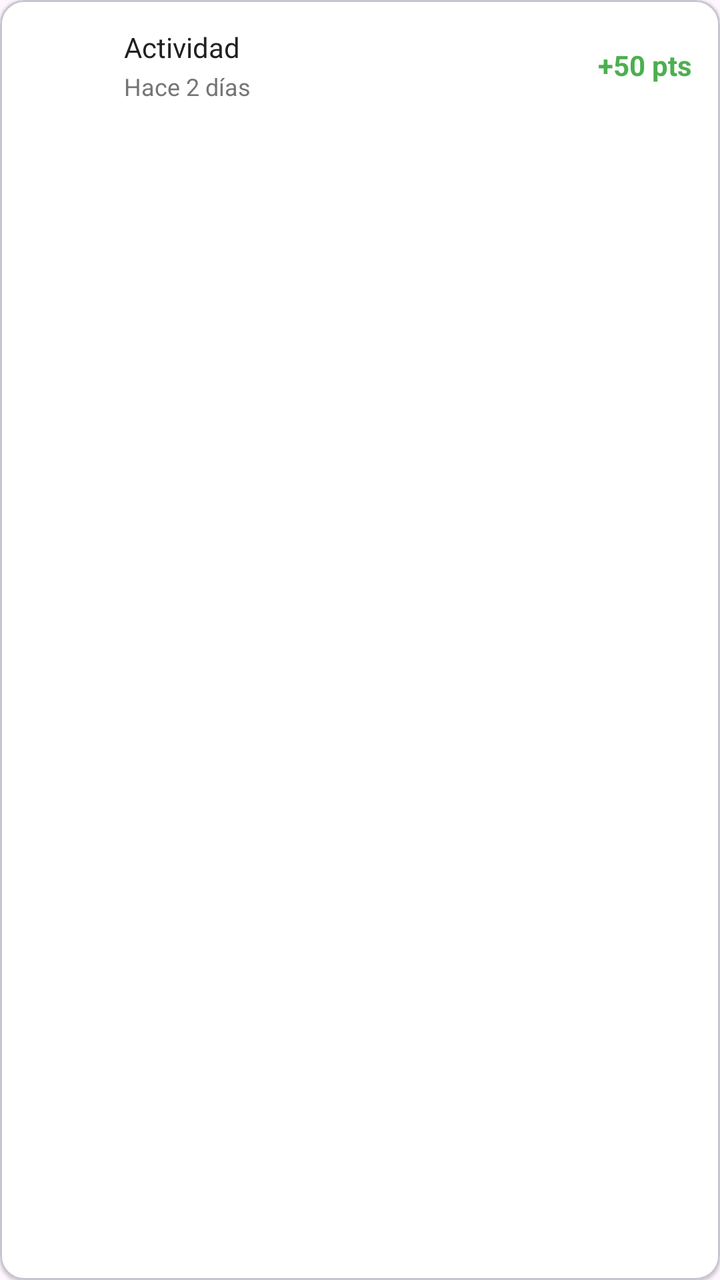
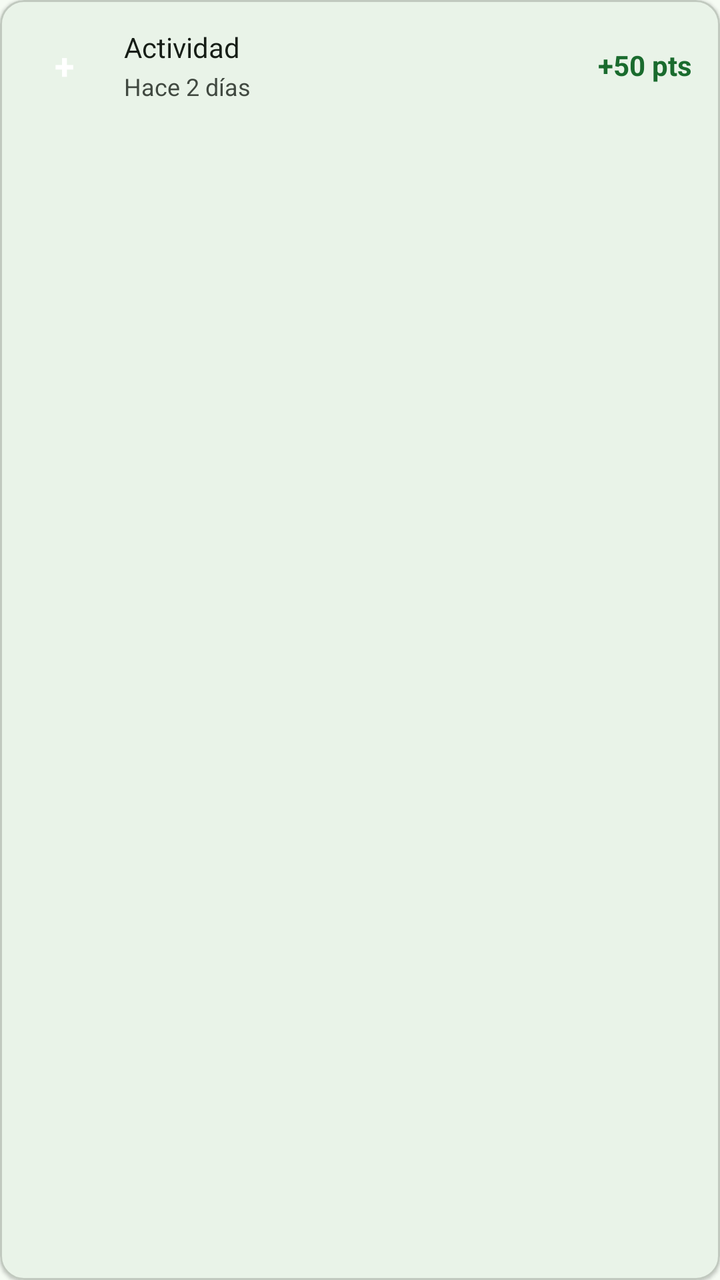

The first picture is an Android layout as it rendered before a commit; the second is the same layout after the commit. The layout source and the unified diff follow.
<!-- AndroidManifest.xml: application theme Theme.Guander -->
<!-- res/layout/item_reward_history.xml -->
﻿<?xml version="1.0" encoding="utf-8"?>
<com.google.android.material.card.MaterialCardView
    xmlns:android="http://schemas.android.com/apk/res/android"
    xmlns:app="http://schemas.android.com/apk/res-auto"
    android:layout_width="match_parent"
    android:layout_height="wrap_content"
    android:layout_marginBottom="6dp"
    app:cardCornerRadius="12dp"
    app:cardElevation="1dp"
    app:cardBackgroundColor="@color/white">

    <LinearLayout
        android:layout_width="match_parent"
        android:layout_height="wrap_content"
        android:orientation="horizontal"
        android:padding="14dp"
        android:gravity="center_vertical">

        
        <TextView
            android:id="@+id/tv_history_icon"
            android:layout_width="36dp"
            android:layout_height="36dp"
            android:gravity="center"
            android:text="+"
            android:textSize="18sp"
            android:textStyle="bold"
            android:textColor="@color/white" />

        
        <LinearLayout
            android:layout_width="0dp"
            android:layout_height="wrap_content"
            android:layout_weight="1"
            android:orientation="vertical"
            android:layout_marginStart="12dp">

            <TextView
                android:id="@+id/tv_history_name"
                android:layout_width="wrap_content"
                android:layout_height="wrap_content"
                android:text="Actividad"
                android:textSize="14sp"
                android:textColor="#212121" />

            <TextView
                android:id="@+id/tv_history_date"
                android:layout_width="wrap_content"
                android:layout_height="wrap_content"
                android:text="Hace 2 días"
                android:textSize="12sp"
                android:textColor="@color/text_secondary"
                android:layout_marginTop="2dp" />
        </LinearLayout>

        
        <TextView
            android:id="@+id/tv_history_points"
            android:layout_width="wrap_content"
            android:layout_height="wrap_content"
            android:text="+50 pts"
            android:textSize="14sp"
            android:textStyle="bold"
            android:textColor="@color/green_light" />
    </LinearLayout>
</com.google.android.material.card.MaterialCardView>
<!-- resources referenced by this layout -->
<resources>
  <color name="green_light">#4CAF50</color>
  <color name="text_secondary">#757575</color>
  <color name="white">#FFFFFFFF</color>
  <style name="Theme.Guander" parent="Base.Theme.Guander" />
  <style name="Base.Theme.Guander" parent="Theme.Material3.DayNight.NoActionBar">
          
          
      </style>
</resources>

<!-- the commit's change to res/layout/item_reward_history.xml (unified diff, before → after) -->
@@ -7,7 +7,7 @@
     android:layout_marginBottom="6dp"
     app:cardCornerRadius="12dp"
     app:cardElevation="1dp"
-    app:cardBackgroundColor="@color/white">
+    app:cardBackgroundColor="?attr/colorSurface">
 
     <LinearLayout
         android:layout_width="match_parent"
@@ -41,7 +41,7 @@
                 android:layout_height="wrap_content"
                 android:text="Actividad"
                 android:textSize="14sp"
-                android:textColor="#212121" />
+                android:textColor="?attr/colorOnSurface" />
 
             <TextView
                 android:id="@+id/tv_history_date"
@@ -61,6 +61,6 @@
             android:text="+50 pts"
             android:textSize="14sp"
             android:textStyle="bold"
-            android:textColor="@color/green_light" />
+            android:textColor="?attr/colorPrimary" />
     </LinearLayout>
 </com.google.android.material.card.MaterialCardView>
<!-- resource entries referenced after the edit -->
@@ -1,12 +1,57 @@
 <!-- resources referenced by this layout -->
 <resources>
-  <color name="green_light">#4CAF50</color>
-  <color name="text_secondary">#757575</color>
+  <color name="text_secondary">@color/md_theme_on_surface_variant</color>
   <color name="white">#FFFFFFFF</color>
   <style name="Theme.Guander" parent="Base.Theme.Guander" />
-  <style name="Base.Theme.Guander" parent="Theme.Material3.DayNight.NoActionBar">
-          
-          
+  <color name="md_theme_on_surface_variant">#414941</color>
+  <style name="Base.Theme.Guander" parent="Theme.Material3.Light.NoActionBar">
+          <item name="colorPrimary">@color/md_theme_primary</item>
+          <item name="colorOnPrimary">@color/md_theme_on_primary</item>
+          <item name="colorPrimaryContainer">@color/md_theme_primary_container</item>
+          <item name="colorOnPrimaryContainer">@color/md_theme_on_primary_container</item>
+          <item name="colorSecondary">@color/md_theme_secondary</item>
+          <item name="colorOnSecondary">@color/md_theme_on_secondary</item>
+          <item name="colorSecondaryContainer">@color/md_theme_secondary_container</item>
+          <item name="colorOnSecondaryContainer">@color/md_theme_on_secondary_container</item>
+          <item name="colorTertiary">@color/md_theme_tertiary</item>
+          <item name="colorOnTertiary">@color/md_theme_on_tertiary</item>
+          <item name="colorTertiaryContainer">@color/md_theme_tertiary_container</item>
+          <item name="colorOnTertiaryContainer">@color/md_theme_on_tertiary_container</item>
+          <item name="colorError">@color/md_theme_error</item>
+          <item name="colorOnError">@color/md_theme_on_error</item>
+          <item name="colorErrorContainer">@color/md_theme_error_container</item>
+          <item name="colorOnErrorContainer">@color/md_theme_on_error_container</item>
+          <item name="android:colorBackground">@color/md_theme_background</item>
+          <item name="colorOnBackground">@color/md_theme_on_background</item>
+          <item name="colorSurface">@color/md_theme_surface</item>
+          <item name="colorOnSurface">@color/md_theme_on_surface</item>
+          <item name="colorSurfaceVariant">@color/md_theme_surface_variant</item>
+          <item name="colorOnSurfaceVariant">@color/md_theme_on_surface_variant</item>
+          <item name="colorOutline">@color/md_theme_outline</item>
+          <item name="colorOutlineVariant">@color/md_theme_outline_variant</item>
       </style>
+  <color name="md_theme_primary">#1A6B2E</color>
+  <color name="md_theme_on_primary">#FFFFFF</color>
+  <color name="md_theme_primary_container">#A8F5B4</color>
+  <color name="md_theme_on_primary_container">#002109</color>
+  <color name="md_theme_secondary">#516350</color>
+  <color name="md_theme_on_secondary">#FFFFFF</color>
+  <color name="md_theme_secondary_container">#D3E8D0</color>
+  <color name="md_theme_on_secondary_container">#0E1F0F</color>
+  <color name="md_theme_tertiary">#39656C</color>
+  <color name="md_theme_on_tertiary">#FFFFFF</color>
+  <color name="md_theme_tertiary_container">#BCEBF2</color>
+  <color name="md_theme_on_tertiary_container">#001F24</color>
+  <color name="md_theme_error">#BA1A1A</color>
+  <color name="md_theme_on_error">#FFFFFF</color>
+  <color name="md_theme_error_container">#FFDAD6</color>
+  <color name="md_theme_on_error_container">#410002</color>
+  <color name="md_theme_background">#F5FBF3</color>
+  <color name="md_theme_on_background">#161D16</color>
+  <color name="md_theme_surface">#F5FBF3</color>
+  <color name="md_theme_on_surface">#161D16</color>
+  <color name="md_theme_surface_variant">#DDE5DA</color>
+  <color name="md_theme_outline">#717971</color>
+  <color name="md_theme_outline_variant">#C1C9BF</color>
 </resources>
 
